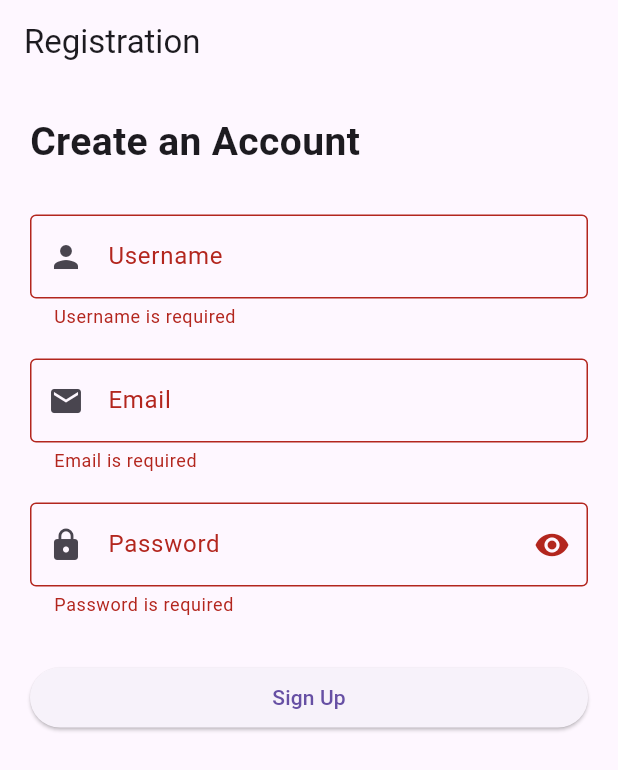
After one commit to AlexTng44000/tp_flutter, a Flutter app: the screen it shows after launch, after a tap on "Sign Up", on a phone screen of 412 x 824 dp. The commit adds this screen. Shown: the top 770 px of the screen. Run offline on Flutter 3.47's test engine with Material 3 defaults, Android fonts, the phone set to English and light mode, and no system bars.

Commit message:
feat: added registration with form validation

```diff
--- a/lib/main.dart
+++ b/lib/main.dart
@@ -1,6 +1,6 @@
 
 import 'package:flutter/material.dart';
-import 'widgets/gallery_page.dart';
+import 'widgets/registration_page.dart';
 
 void main() {
   runApp(const MyApp());
@@ -12,7 +12,7 @@ class MyApp extends StatelessWidget {
   @override
   Widget build(BuildContext context) {
     return MaterialApp(
-      home: GalleryPage(),
+      home: RegistrationPage(),
     );
   }
 }
--- /dev/null
+++ b/lib/widgets/registration_page.dart
@@ -0,0 +1,145 @@
+
+import 'package:flutter/material.dart';
+
+class RegistrationPage extends StatefulWidget {
+  const RegistrationPage({super.key});
+
+  @override
+  State<RegistrationPage> createState() => _RegistrationPageState();
+}
+
+class _RegistrationPageState extends State<RegistrationPage> {
+  // Form validation key
+  final _formKey = GlobalKey<FormState>();
+
+  // Password visibility
+  bool _obscurePassword = true;
+
+  // Validate and submit the form
+  void submitForm() {
+    if (_formKey.currentState!.validate()) {
+      FocusScope.of(context).unfocus();
+
+      ScaffoldMessenger.of(context).showSnackBar(
+        const SnackBar(
+          content: Text('Registration successful!'),
+        ),
+      );
+    }
+  }
+
+  @override
+  Widget build(BuildContext context) {
+    return Scaffold(
+      appBar: AppBar(
+        title: const Text('Registration'),
+      ),
+      body: SingleChildScrollView(
+        child: Padding(
+          padding: const EdgeInsets.all(20),
+          child: Form(
+            key: _formKey,
+            child: Column(
+              crossAxisAlignment: CrossAxisAlignment.stretch,
+              children: [
+                const Text(
+                  'Create an Account',
+                  style: TextStyle(
+                    fontSize: 26,
+                    fontWeight: FontWeight.bold,
+                  ),
+                ),
+
+                const SizedBox(height: 30),
+
+                // PART 1 - Username
+                TextFormField(
+                  decoration: const InputDecoration(
+                    labelText: 'Username',
+                    border: OutlineInputBorder(),
+                    prefixIcon: Icon(Icons.person),
+                  ),
+                  validator: (value) {
+                    if (value == null || value.trim().isEmpty) {
+                      return 'Username is required';
+                    }
+                    if (value.trim().length < 3) {
+                      return 'Minimum 3 characters';
+                    }
+                    return null;
+                  },
+                ),
+
+                const SizedBox(height: 20),
+
+                // PART 2 - Email
+                TextFormField(
+                  keyboardType: TextInputType.emailAddress,
+                  decoration: const InputDecoration(
+                    labelText: 'Email',
+                    border: OutlineInputBorder(),
+                    prefixIcon: Icon(Icons.email),
+                  ),
+                  validator: (value) {
+                    if (value == null || value.trim().isEmpty) {
+                      return 'Email is required';
+                    }
+                    if (!RegExp(
+                      r'^[^@\s]+@[^@\s]+\.[^@\s]+$',
+                    ).hasMatch(value.trim())) {
+                      return 'Enter a valid email';
+                    }
+                    return null;
+                  },
+                ),
+
+                const SizedBox(height: 20),
+
+                // PART 3 - Password with visibility toggle
+                TextFormField(
+                  obscureText: _obscurePassword,
+                  autocorrect: false,
+                  enableSuggestions: false,
+                  decoration: InputDecoration(
+                    labelText: 'Password',
+                    border: const OutlineInputBorder(),
+                    prefixIcon: const Icon(Icons.lock),
+                    suffixIcon: IconButton(
+                      icon: Icon(
+                        _obscurePassword
+                            ? Icons.visibility
+                            : Icons.visibility_off,
+                      ),
+                      onPressed: () {
+                        setState(() {
+                          _obscurePassword = !_obscurePassword;
+                        });
+                      },
+                    ),
+                  ),
+                  validator: (value) {
+                    if (value == null || value.isEmpty) {
+                      return 'Password is required';
+                    }
+                    if (value.length < 6) {
+                      return 'Minimum 6 characters';
+                    }
+                    return null;
+                  },
+                ),
+
+                const SizedBox(height: 30),
+
+                // PART 4 - Submit button
+                ElevatedButton(
+                  onPressed: submitForm,
+                  child: const Text('Sign Up'),
+                ),
+              ],
+            ),
+          ),
+        ),
+      ),
+    );
+  }
+}
```
